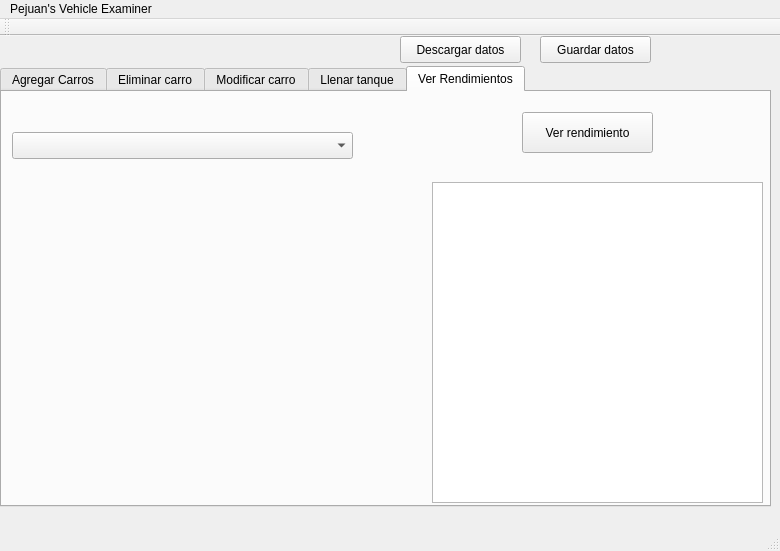
Qt form RendimientoCarro/mainwindow.ui (pejuan/11411073-proyecto-02) before a commit.
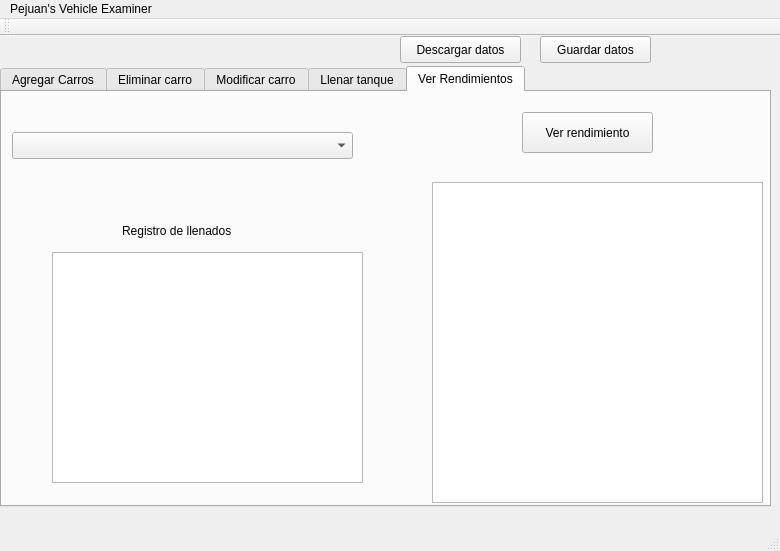
The same form after that commit. The open tabs and pages were chosen to show the change.

The edit to the form file:
```diff
--- a/RendimientoCarro/mainwindow.ui
+++ b/RendimientoCarro/mainwindow.ui
@@ -695,6 +695,29 @@
        <bool>true</bool>
       </property>
      </widget>
+     <widget class="QTextEdit" name="ta_llenados">
+      <property name="geometry">
+       <rect>
+        <x>50</x>
+        <y>160</y>
+        <width>311</width>
+        <height>231</height>
+       </rect>
+      </property>
+     </widget>
+     <widget class="QLabel" name="label_22">
+      <property name="geometry">
+       <rect>
+        <x>120</x>
+        <y>130</y>
+        <width>151</width>
+        <height>17</height>
+       </rect>
+      </property>
+      <property name="text">
+       <string>Registro de llenados</string>
+      </property>
+     </widget>
     </widget>
    </widget>
    <widget class="QPushButton" name="boton_descargardatos">
```
Left out of the diff: 2 changed lines with no effect on the pictures.
